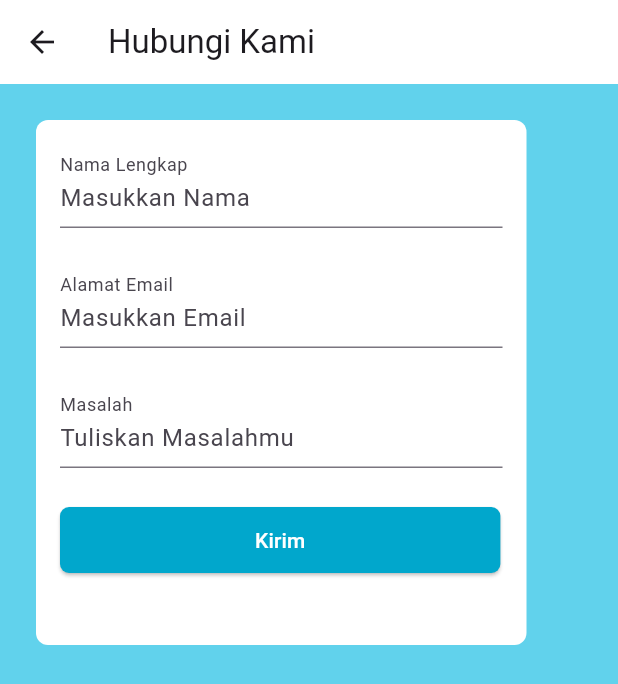
After one commit to RezkiArifin/project_ancol, a Flutter app: the CallCenterScreen screen opened directly, on a phone screen of 412 x 824 dp. The commit adds this screen. Shown: the top 684 px of the screen. Run offline on Flutter 3.47's test engine with Material 2 defaults, Android fonts, the phone set to English and light mode, and no system bars; our stand-ins replace carousel_slider.

Commit message:
Slicing UI
call center, S&K, kebijakan privasi

```diff
--- /dev/null
+++ b/lib/screens/call_center_screen.dart
@@ -0,0 +1,99 @@
+import 'package:flutter/material.dart';
+
+class CallCenterScreen extends StatelessWidget {
+  const CallCenterScreen({super.key});
+
+  @override
+  Widget build(BuildContext context) {
+    return Scaffold(
+      backgroundColor: const Color.fromARGB(255, 97, 210, 236),
+      appBar: AppBar(
+        elevation: 0,
+        backgroundColor: Colors.white,
+        title: const Text('Hubungi Kami'),
+      ),
+      body: Padding(
+        padding: const EdgeInsets.all(24),
+        child: SingleChildScrollView(
+          child: Column(
+            crossAxisAlignment: CrossAxisAlignment.center,
+            children: [
+              Container(
+                width: 327,
+                height: 350,
+                decoration: const BoxDecoration(
+                  color: Colors.white,
+                  borderRadius: BorderRadius.all(
+                    Radius.circular(8),
+                  ),
+                ),
+                child: Padding(
+                  padding: const EdgeInsets.all(16),
+                  child: SingleChildScrollView(
+                    child: Column(
+                      crossAxisAlignment: CrossAxisAlignment.start,
+                      children: [
+                        const TextField(
+                          decoration: InputDecoration(
+                            labelText: "Nama Lengkap",
+                            floatingLabelBehavior: FloatingLabelBehavior.always,
+                            hintText: "Masukkan Nama",
+                            hintStyle: TextStyle(fontSize: 16),
+                            // fillColor: Color(0xFFE7E0EC),
+                            // filled: true,
+                          ),
+                        ),
+                        const Padding(
+                          padding: EdgeInsets.symmetric(vertical: 24),
+                          child: TextField(
+                            decoration: InputDecoration(
+                              labelText: "Alamat Email",
+                              floatingLabelBehavior:
+                                  FloatingLabelBehavior.always,
+                              hintText: "Masukkan Email",
+                              hintStyle: TextStyle(fontSize: 16),
+                              // fillColor: Color(0xFFE7E0EC),
+                              // filled: true,
+                            ),
+                          ),
+                        ),
+                        const TextField(
+                          decoration: InputDecoration(
+                            labelText: "Masalah",
+                            floatingLabelBehavior: FloatingLabelBehavior.always,
+                            hintText: "Tuliskan Masalahmu",
+                            hintStyle: TextStyle(fontSize: 16),
+                            // fillColor: Color(0xFFE7E0EC),
+                            // filled: true,
+                          ),
+                        ),
+                        const SizedBox(
+                          height: 24,
+                        ),
+                        ElevatedButton(
+                          style: ElevatedButton.styleFrom(
+                            backgroundColor: const Color(0xFF01A7CC),
+                            shape: RoundedRectangleBorder(
+                              borderRadius: BorderRadius.circular(6),
+                            ),
+                            padding: const EdgeInsets.symmetric(
+                                horizontal: 130, vertical: 12),
+                          ),
+                          onPressed: () {},
+                          child: const Text(
+                            'Kirim',
+                            style: TextStyle(color: Colors.white),
+                          ),
+                        )
+                      ],
+                    ),
+                  ),
+                ),
+              ),
+            ],
+          ),
+        ),
+      ),
+    );
+  }
+}
```
Also changed, not shown: lib/screens/kebijakan_screen.dart (added, +87 -0 lines), lib/screens/profile.dart (+47 -13 lines), lib/screens/sk_screen.dart (added, +87 -0 lines).
